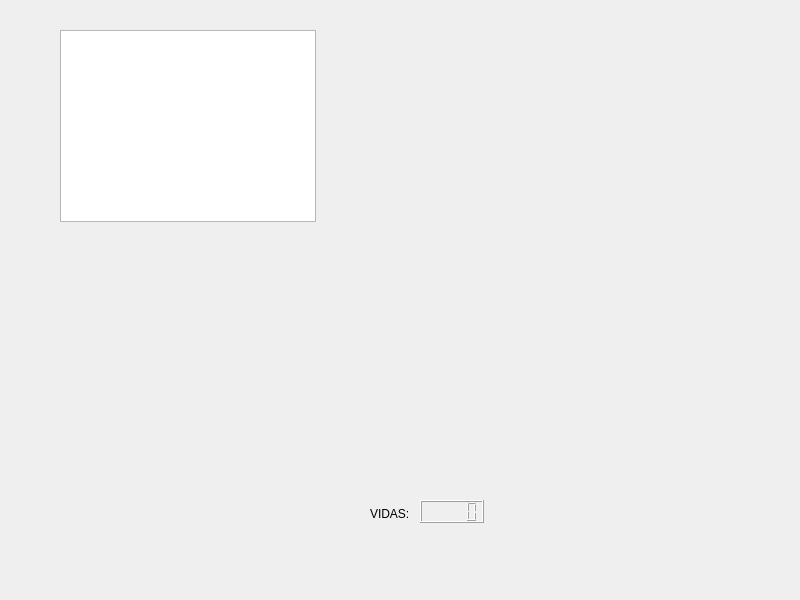
Above: mainwindow.ui from Dowito/Lab_5_version_2 before the change. Below: the same form after it.
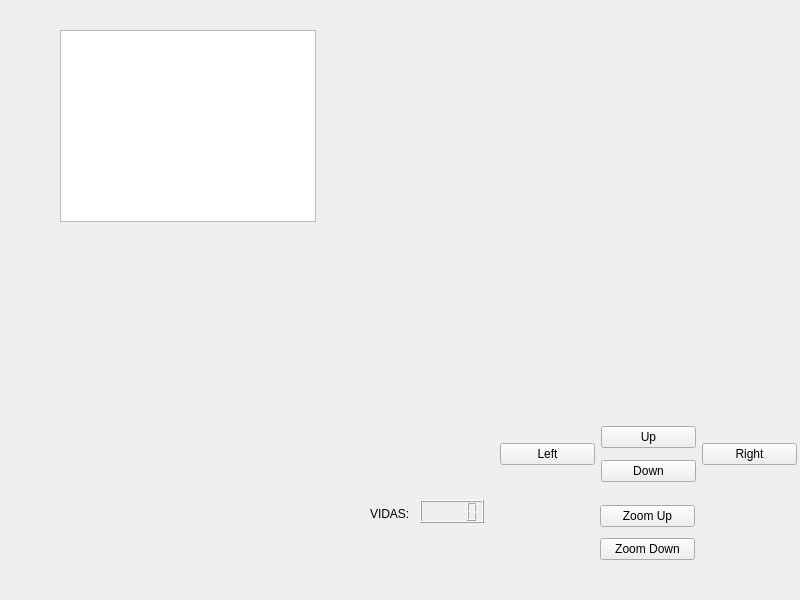
That is the form after the change.

```diff
--- a/mainwindow.ui
+++ b/mainwindow.ui
@@ -53,6 +53,76 @@
      </font>
     </property>
    </widget>
+   <widget class="QWidget" name="">
+    <property name="geometry">
+     <rect>
+      <x>600</x>
+      <y>500</y>
+      <width>95</width>
+      <height>67</height>
+     </rect>
+    </property>
+    <layout class="QVBoxLayout" name="verticalLayout">
+     <item>
+      <widget class="QPushButton" name="pushButton">
+       <property name="text">
+        <string>Zoom Up</string>
+       </property>
+      </widget>
+     </item>
+     <item>
+      <widget class="QPushButton" name="pushButton_2">
+       <property name="text">
+        <string>Zoom Down</string>
+       </property>
+      </widget>
+     </item>
+    </layout>
+   </widget>
+   <widget class="QWidget" name="">
+    <property name="geometry">
+     <rect>
+      <x>500</x>
+      <y>420</y>
+      <width>297</width>
+      <height>69</height>
+     </rect>
+    </property>
+    <layout class="QHBoxLayout" name="horizontalLayout">
+     <item>
+      <widget class="QPushButton" name="pushButton_3">
+       <property name="text">
+        <string>Left</string>
+       </property>
+      </widget>
+     </item>
+     <item>
+      <layout class="QVBoxLayout" name="verticalLayout_2">
+       <item>
+        <widget class="QPushButton" name="pushButton_5">
+         <property name="text">
+          <string>Up</string>
+         </property>
+        </widget>
+       </item>
+       <item>
+        <widget class="QPushButton" name="pushButton_6">
+         <property name="text">
+          <string>Down</string>
+         </property>
+        </widget>
+       </item>
+      </layout>
+     </item>
+     <item>
+      <widget class="QPushButton" name="pushButton_4">
+       <property name="text">
+        <string>Right</string>
+       </property>
+      </widget>
+     </item>
+    </layout>
+   </widget>
   </widget>
  </widget>
  <resources/>
```
